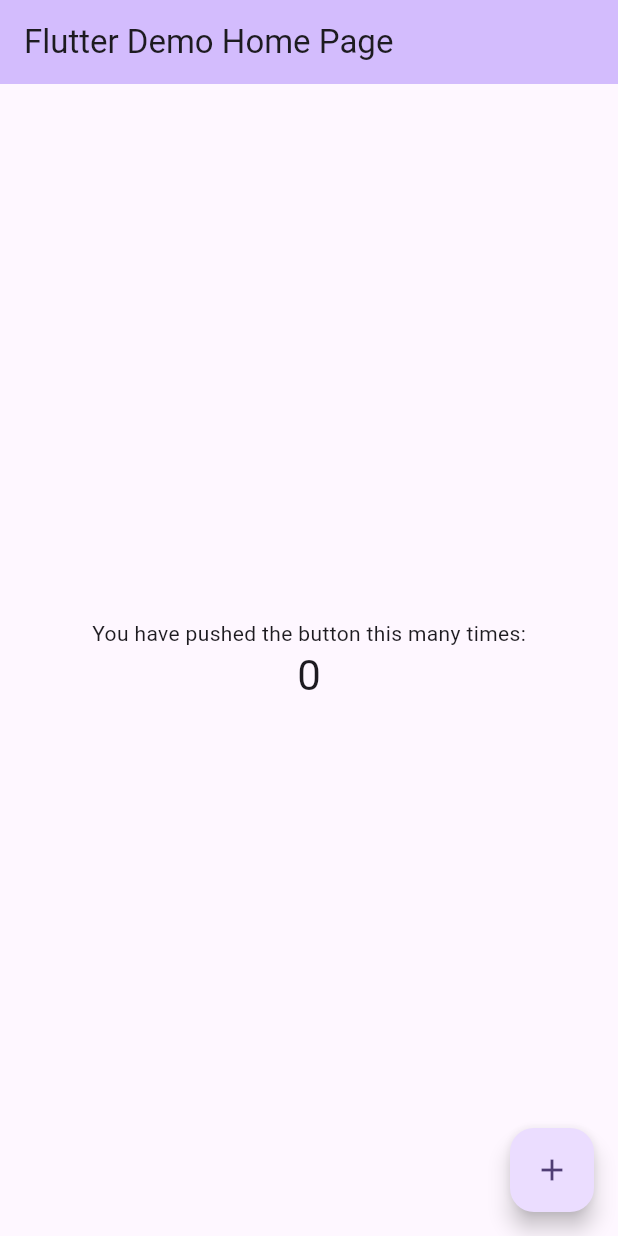
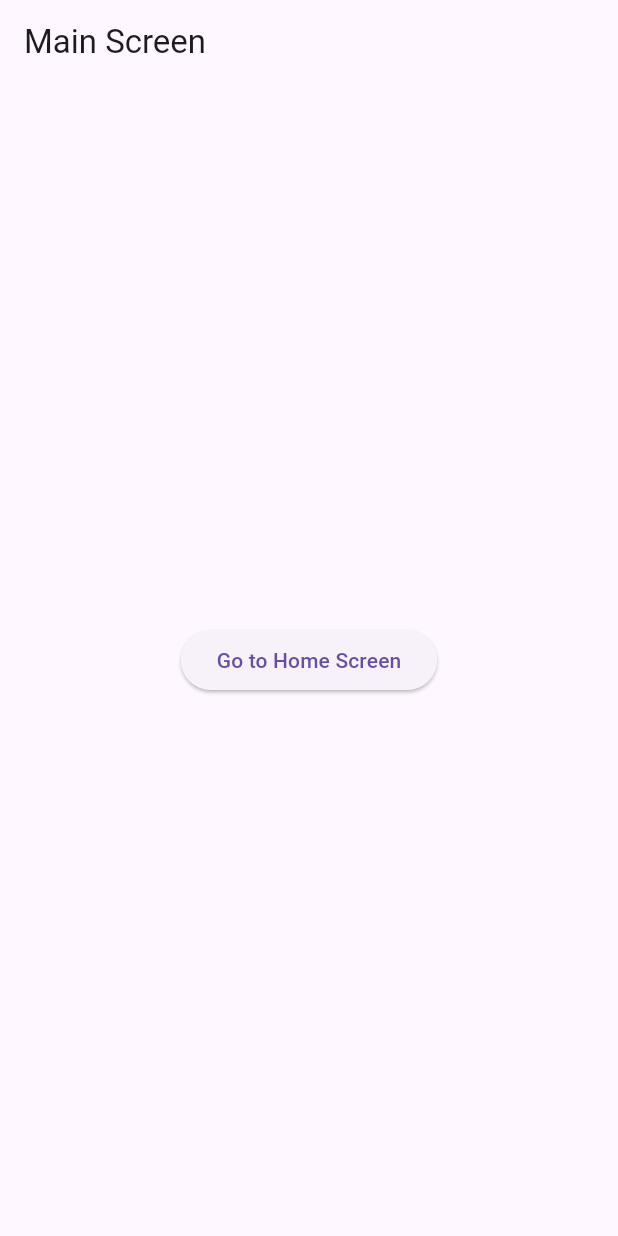
Before and after one commit to sayanbarman01/git_Learn, a Flutter app: the screen it shows after launch, on a phone screen of 412 x 824 dp. Run offline on Flutter 3.47's test engine with Material 3 defaults, Android fonts, the phone set to English and light mode, and no system bars.

Commit message:
add 2 pages

```diff
--- a/lib/main.dart
+++ b/lib/main.dart
@@ -1,122 +1,38 @@
 import 'package:flutter/material.dart';
+import 'home.dart';
 
 void main() {
-  runApp(const MyApp());
+  runApp(MyApp());
 }
 
 class MyApp extends StatelessWidget {
-  const MyApp({super.key});
-
-  // This widget is the root of your application.
   @override
   Widget build(BuildContext context) {
     return MaterialApp(
-      title: 'Flutter Demo',
-      theme: ThemeData(
-        // This is the theme of your application.
-        //
-        // TRY THIS: Try running your application with "flutter run". You'll see
-        // the application has a purple toolbar. Then, without quitting the app,
-        // try changing the seedColor in the colorScheme below to Colors.green
-        // and then invoke "hot reload" (save your changes or press the "hot
-        // reload" button in a Flutter-supported IDE, or press "r" if you used
-        // the command line to start the app).
-        //
-        // Notice that the counter didn't reset back to zero; the application
-        // state is not lost during the reload. To reset the state, use hot
-        // restart instead.
-        //
-        // This works for code too, not just values: Most code changes can be
-        // tested with just a hot reload.
-        colorScheme: ColorScheme.fromSeed(seedColor: Colors.deepPurple),
-      ),
-      home: const MyHomePage(title: 'Flutter Demo Home Page'),
+      debugShowCheckedModeBanner: false,
+      title: 'Two Page App',
+      theme: ThemeData(primarySwatch: Colors.blue),
+      home: MainScreen(),
     );
   }
 }
 
-class MyHomePage extends StatefulWidget {
-  const MyHomePage({super.key, required this.title});
-
-  // This widget is the home page of your application. It is stateful, meaning
-  // that it has a State object (defined below) that contains fields that affect
-  // how it looks.
-
-  // This class is the configuration for the state. It holds the values (in this
-  // case the title) provided by the parent (in this case the App widget) and
-  // used by the build method of the State. Fields in a Widget subclass are
-  // always marked "final".
-
-  final String title;
-
-  @override
-  State<MyHomePage> createState() => _MyHomePageState();
-}
-
-class _MyHomePageState extends State<MyHomePage> {
-  int _counter = 0;
-
-  void _incrementCounter() {
-    setState(() {
-      // This call to setState tells the Flutter framework that something has
-      // changed in this State, which causes it to rerun the build method below
-      // so that the display can reflect the updated values. If we changed
-      // _counter without calling setState(), then the build method would not be
-      // called again, and so nothing would appear to happen.
-      _counter++;
-    });
-  }
-
+class MainScreen extends StatelessWidget {
   @override
   Widget build(BuildContext context) {
-    // This method is rerun every time setState is called, for instance as done
-    // by the _incrementCounter method above.
-    //
-    // The Flutter framework has been optimized to make rerunning build methods
-    // fast, so that you can just rebuild anything that needs updating rather
-    // than having to individually change instances of widgets.
     return Scaffold(
-      appBar: AppBar(
-        // TRY THIS: Try changing the color here to a specific color (to
-        // Colors.amber, perhaps?) and trigger a hot reload to see the AppBar
-        // change color while the other colors stay the same.
-        backgroundColor: Theme.of(context).colorScheme.inversePrimary,
-        // Here we take the value from the MyHomePage object that was created by
-        // the App.build method, and use it to set our appbar title.
-        title: Text(widget.title),
-      ),
+      appBar: AppBar(title: Text("Main Screen")),
       body: Center(
-        // Center is a layout widget. It takes a single child and positions it
-        // in the middle of the parent.
-        child: Column(
-          // Column is also a layout widget. It takes a list of children and
-          // arranges them vertically. By default, it sizes itself to fit its
-          // children horizontally, and tries to be as tall as its parent.
-          //
-          // Column has various properties to control how it sizes itself and
-          // how it positions its children. Here we use mainAxisAlignment to
-          // center the children vertically; the main axis here is the vertical
-          // axis because Columns are vertical (the cross axis would be
-          // horizontal).
-          //
-          // TRY THIS: Invoke "debug painting" (choose the "Toggle Debug Paint"
-          // action in the IDE, or press "p" in the console), to see the
-          // wireframe for each widget.
-          mainAxisAlignment: MainAxisAlignment.center,
-          children: <Widget>[
-            const Text('You have pushed the button this many times:'),
-            Text(
-              '$_counter',
-              style: Theme.of(context).textTheme.headlineMedium,
-            ),
-          ],
+        child: ElevatedButton(
+          child: Text("Go to Home Screen"),
+          onPressed: () {
+            Navigator.push(
+              context,
+              MaterialPageRoute(builder: (context) => HomeScreen()),
+            );
+          },
         ),
       ),
-      floatingActionButton: FloatingActionButton(
-        onPressed: _incrementCounter,
-        tooltip: 'Increment',
-        child: const Icon(Icons.add),
-      ), // This trailing comma makes auto-formatting nicer for build methods.
     );
   }
 }
```
Also changed, not shown: lib/home.dart (added, +18 -0 lines).
